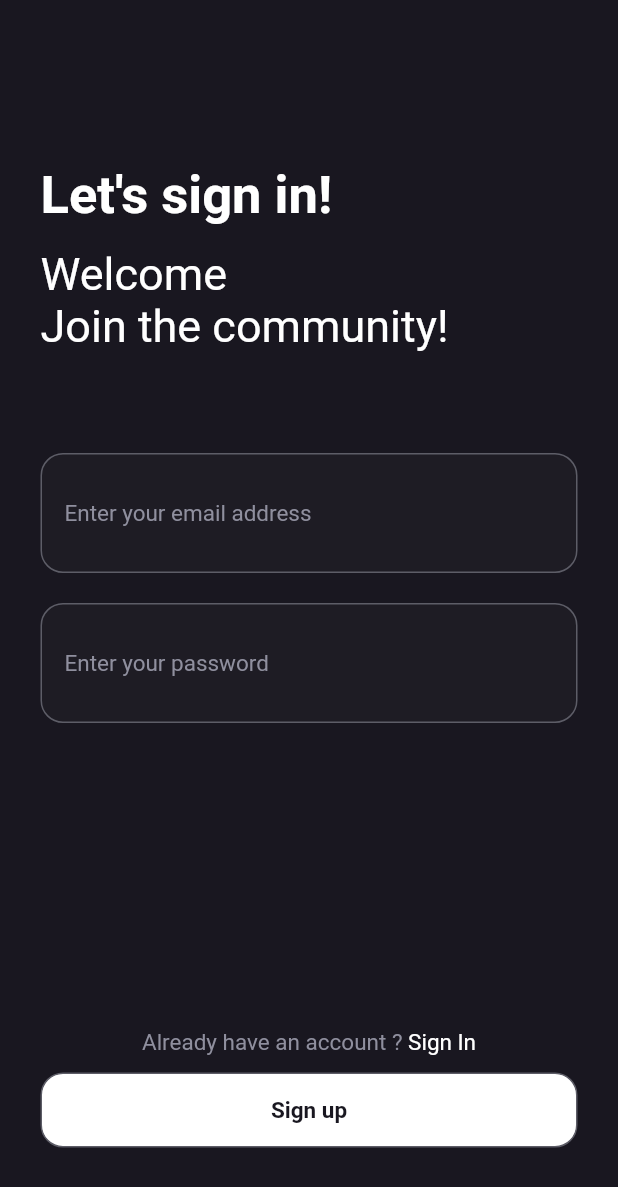
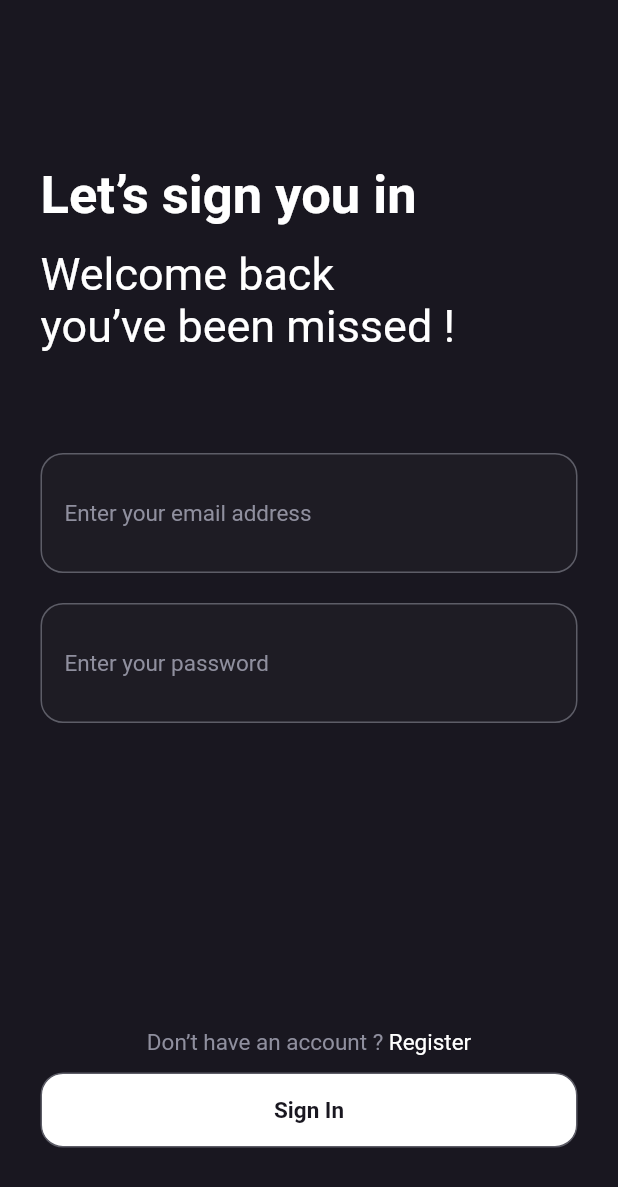
Before and after one commit to MArslan88/basic_ui_app, a Flutter app: the screen it shows after launch, after a tap on "Already have an account ?", on a phone screen of 412 x 824 dp. Shown: the top 1187 px of the screen. Run offline on Flutter 3.47's test engine with Material 2 defaults, Android fonts, the phone set to English and light mode, and no system bars.

Commit message:
UI updated

```diff
--- a/lib/screens/parts/signin.dart
+++ b/lib/screens/parts/signin.dart
@@ -13,13 +13,13 @@ class SignIn extends StatelessWidget {
         child: Column(
           crossAxisAlignment: CrossAxisAlignment.start,
           children: [
-            const Text("Let's sign in!",
+            const Text("Let’s sign you in",
                 style: TextStyle(
                     color: Colors.white,
                     fontSize: 35,
                     fontWeight: FontWeight.bold)),
             const SizedBox(height: 14),
-            const Text("Welcome \nJoin the community!",
+            const Text("Welcome back \nyou’ve been missed !",
                 style: TextStyle(color: Colors.white, fontSize: 30)),
 
             const SizedBox(
@@ -36,18 +36,18 @@ class SignIn extends StatelessWidget {
                 mainAxisAlignment: MainAxisAlignment.center,
                 children: const [
                   Text(
-                    "Already have an account ? ",
+                    "Don’t have an account ? ",
                     style: TextStyle(color: Color(0xff8F8F9E), fontSize: 15),
                   ),
                   Text(
-                    "Sign In",
+                    "Register",
                     style: TextStyle(color: Colors.white, fontSize: 15),
                   ),
                 ],
               ),
             ),
             const SizedBox(height: 11),
-            AppButton(label: "Sign up", onPress: onSignPress),
+            AppButton(label: "Sign In", onPress: onSignPress),
           ],
         ),
       ),
--- a/lib/screens/parts/signup.dart
+++ b/lib/screens/parts/signup.dart
@@ -51,7 +51,7 @@ class SignUP extends StatelessWidget {
               ),
             ),
             const SizedBox(height: 11),
-            AppButton(label: "Sign up", onPress: onSignPress),
+            AppButton(label: "Sign Up", onPress: onSignPress),
           ],
         ),
       ),
```
